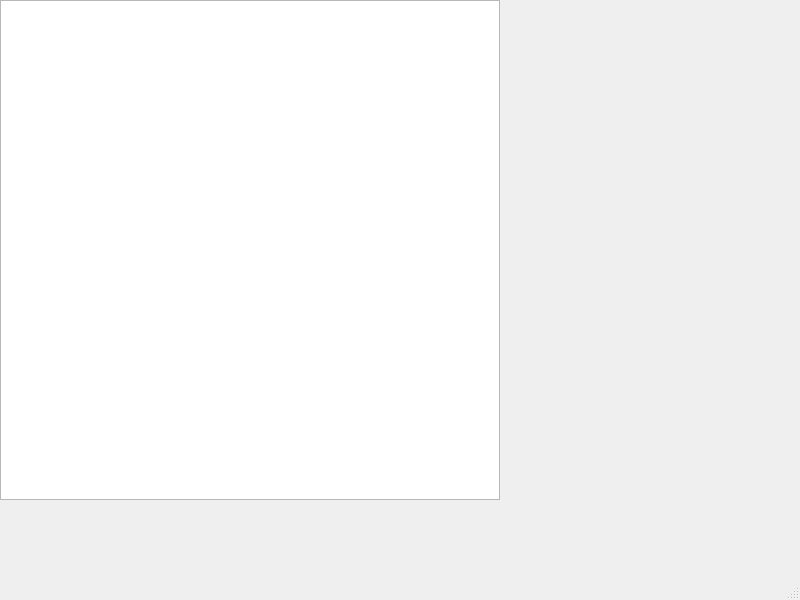
AbdallahMostafaIbrahim/wasalny, file mainwindow.ui: the form before one commit.
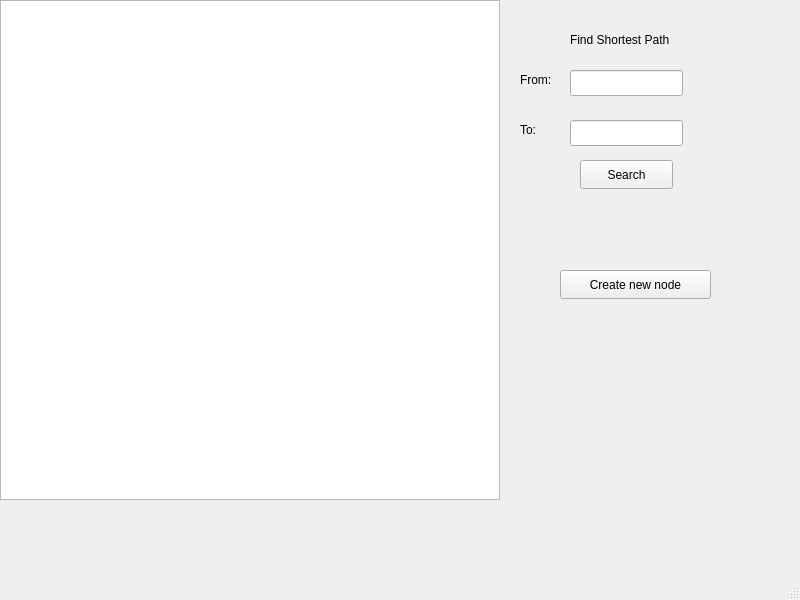
The form after the commit.

The edit to the form file:
```diff
--- a/mainwindow.ui
+++ b/mainwindow.ui
@@ -24,6 +24,91 @@
      </rect>
     </property>
    </widget>
+   <widget class="QLineEdit" name="fromLineedit">
+    <property name="geometry">
+     <rect>
+      <x>570</x>
+      <y>70</y>
+      <width>113</width>
+      <height>26</height>
+     </rect>
+    </property>
+   </widget>
+   <widget class="QLineEdit" name="toLineedit">
+    <property name="geometry">
+     <rect>
+      <x>570</x>
+      <y>120</y>
+      <width>113</width>
+      <height>26</height>
+     </rect>
+    </property>
+   </widget>
+   <widget class="QLabel" name="label">
+    <property name="geometry">
+     <rect>
+      <x>520</x>
+      <y>70</y>
+      <width>63</width>
+      <height>20</height>
+     </rect>
+    </property>
+    <property name="text">
+     <string>From:</string>
+    </property>
+   </widget>
+   <widget class="QLabel" name="label_2">
+    <property name="geometry">
+     <rect>
+      <x>520</x>
+      <y>120</y>
+      <width>63</width>
+      <height>20</height>
+     </rect>
+    </property>
+    <property name="text">
+     <string>To:</string>
+    </property>
+   </widget>
+   <widget class="QLabel" name="label_3">
+    <property name="geometry">
+     <rect>
+      <x>570</x>
+      <y>30</y>
+      <width>181</width>
+      <height>20</height>
+     </rect>
+    </property>
+    <property name="text">
+     <string>Find Shortest Path</string>
+    </property>
+   </widget>
+   <widget class="QPushButton" name="createButton">
+    <property name="geometry">
+     <rect>
+      <x>560</x>
+      <y>270</y>
+      <width>151</width>
+      <height>29</height>
+     </rect>
+    </property>
+    <property name="text">
+     <string>Create new node</string>
+    </property>
+   </widget>
+   <widget class="QPushButton" name="searchButton">
+    <property name="geometry">
+     <rect>
+      <x>580</x>
+      <y>160</y>
+      <width>93</width>
+      <height>29</height>
+     </rect>
+    </property>
+    <property name="text">
+     <string>Search</string>
+    </property>
+   </widget>
   </widget>
   <widget class="QMenuBar" name="menubar">
    <property name="geometry">
```
Left out of the diff: 2 changed lines with no effect on the pictures.
